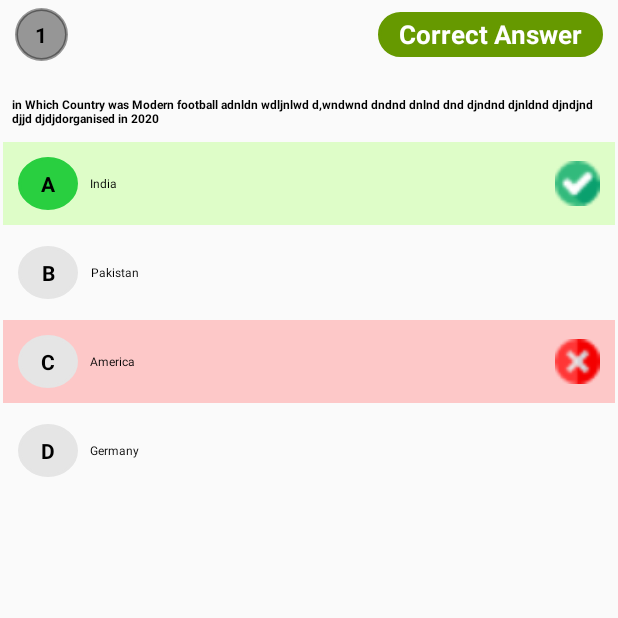
After one commit to SHARMAHOSK/ITIFIGHTER, an Android app: the ViewSolutionXyz screen opened directly, with no data from a screen before it, on a phone screen of 412 x 824 dp, the top half of it. The commit adds this screen. Run offline under Robolectric (Android 15) with nearby library versions, the phone set to English and light mode, and no system bars.

Commit message:
View solution page designed

```diff
--- a/app/src/main/AndroidManifest.xml
+++ b/app/src/main/AndroidManifest.xml
@@ -17,7 +17,8 @@
         android:supportsRtl="true"
         android:theme="@style/AppTheme"
         tools:ignore="AllowBackup">
-        <activity android:name=".ResultXyz"></activity>
+        <activity android:name=".ViewSolutionXyz"></activity>
+        <activity android:name=".ResultXyz" />
         <activity android:name="com.example.itifighterAdmin.admin_feedbackDetails" />
         <activity android:name="com.example.itifighterAdmin.admin_testFeedback_list" />
         <activity
--- /dev/null
+++ b/app/src/main/java/com/example/itifighter/ViewSolutionXyz.java
@@ -0,0 +1,14 @@
+package com.example.itifighter;
+
+import android.os.Bundle;
+
+import androidx.appcompat.app.AppCompatActivity;
+
+public class ViewSolutionXyz extends AppCompatActivity {
+
+    @Override
+    protected void onCreate(Bundle savedInstanceState) {
+        super.onCreate(savedInstanceState);
+        setContentView(R.layout.activity_view_solution_xyz);
+    }
+}
--- a/app/src/main/res/drawable/circle.xml
+++ b/app/src/main/res/drawable/circle.xml
@@ -1,8 +1,6 @@
 <shape xmlns:android="http://schemas.android.com/apk/res/android"
     android:shape="oval">
-
     <solid android:color="@color/white" />
-
     <size
         android:height="60dp"
         android:width="60dp" />
--- /dev/null
+++ b/app/src/main/res/drawable/circle2.xml
@@ -0,0 +1,16 @@
+<shape xmlns:android="http://schemas.android.com/apk/res/android">
+    <stroke
+        android:width="2dp"
+        android:color="#f00" />
+
+    <solid android:color="#f00" />
+    <size
+        android:height="40dp"
+        android:width="140dp" />
+
+    <corners
+        android:topRightRadius="100dp"
+        android:topLeftRadius="100dp"
+        android:bottomLeftRadius="100dp"
+        android:bottomRightRadius="100dp"/>
+</shape>
--- /dev/null
+++ b/app/src/main/res/layout/activity_view_solution_xyz.xml
@@ -0,0 +1,249 @@
+<?xml version="1.0" encoding="utf-8"?>
+<LinearLayout xmlns:android="http://schemas.android.com/apk/res/android"
+    xmlns:app="http://schemas.android.com/apk/res-auto"
+    xmlns:tools="http://schemas.android.com/tools"
+    android:layout_width="match_parent"
+    android:layout_height="wrap_content"
+    android:orientation="vertical"
+    tools:context=".ViewSolutionXyz">
+
+    <LinearLayout
+        android:layout_width="match_parent"
+        android:layout_height="wrap_content">
+        <androidx.constraintlayout.widget.ConstraintLayout
+            android:layout_width="match_parent"
+            android:layout_height="wrap_content"
+            android:orientation="horizontal">
+
+            <LinearLayout
+                android:id="@+id/l1"
+                android:layout_width="wrap_content"
+                android:layout_height="wrap_content"
+                android:layout_marginStart="10dp"
+                android:layout_marginTop="5dp"
+                android:layout_marginBottom="5dp"
+                android:layout_gravity="center|start"
+                app:layout_constraintBottom_toBottomOf="parent"
+                app:layout_constraintStart_toStartOf="parent"
+                app:layout_constraintTop_toTopOf="parent">
+
+
+                <TextView
+                    android:layout_width="35dp"
+                    android:layout_height="35dp"
+                    android:background="@drawable/rounded_text"
+                    android:backgroundTint="@color/black_overlay"
+                    android:gravity="center"
+                    android:textColor="@color/black"
+                    android:text="1"
+                    android:textStyle="bold" />
+            </LinearLayout>
+
+            <LinearLayout
+                android:layout_width="wrap_content"
+                android:layout_height="wrap_content"
+                android:layout_gravity="center|end"
+                android:gravity="center"
+                android:layout_marginTop="5dp"
+                android:layout_marginBottom="5dp"
+                android:layout_marginEnd="10dp"
+                app:layout_constraintBottom_toBottomOf="parent"
+                app:layout_constraintEnd_toEndOf="parent"
+                app:layout_constraintTop_toTopOf="parent">
+
+                <TextView
+                    android:layout_width="150dp"
+                    android:layout_height="30dp"
+                    android:layout_gravity="center|end"
+                    android:background="@drawable/circle2"
+                    android:backgroundTint="@android:color/holo_green_dark"
+                    android:gravity="center"
+                    android:text="Correct Answer"
+                    android:textColor="@color/white"
+                    android:textSize="17dp"
+                    android:textStyle="bold"
+                    tools:layout_editor_absoluteX="166dp"
+                    tools:layout_editor_absoluteY="0dp" />
+            </LinearLayout>
+        </androidx.constraintlayout.widget.ConstraintLayout>
+    </LinearLayout>
+    <LinearLayout
+        android:layout_width="match_parent"
+        android:layout_height="wrap_content"
+        android:padding="@dimen/dimen_15dp"
+        android:layout_marginTop="10dp">
+        <TextView
+            android:layout_width="match_parent"
+            android:layout_height="wrap_content"
+            android:textColor="@color/black"
+            android:textStyle="bold"
+            android:textSize="@dimen/dimen_15dp"
+            android:text="in Which Country was Modern football adnldn wdljnlwd d,wndwnd dndnd dnlnd dnd djndnd djnldnd djndjnd djjd djdjdorganised in 2020"/>
+    </LinearLayout>
+<LinearLayout
+    android:layout_width="match_parent"
+    android:layout_height="wrap_content"
+    android:orientation="vertical">
+    <LinearLayout
+        android:layout_width="match_parent"
+        android:layout_margin="2dp"
+        android:background="#DEFDC8"
+        android:layout_height="55dp"
+        android:orientation="horizontal">
+        <TextView
+            android:layout_width="40dp"
+            android:layout_height="35dp"
+            android:background="@drawable/rounded_text"
+            android:backgroundTint="@color/green1"
+            android:textColor="@color/black"
+            android:gravity="center"
+            android:layout_marginStart="10dp"
+            android:layout_gravity="center|start"
+            android:text="A"
+            android:textStyle="bold" />
+        <TextView
+            android:layout_width="wrap_content"
+            android:layout_height="wrap_content"
+            android:textColor="@color/black"
+            android:gravity="center"
+            android:layout_gravity="center"
+            android:textSize="@dimen/dimen_20dp"
+            android:layout_marginStart="@dimen/dimen_20dp"
+            android:text="India"
+            />
+        <LinearLayout
+            android:layout_width="wrap_content"
+            android:layout_height="wrap_content"
+            android:layout_gravity="center"
+            android:gravity="end"
+            android:layout_marginEnd="10dp"
+            android:layout_weight="1">
+            <ImageView
+                android:layout_width="30dp"
+                android:layout_height="30dp"
+                android:src="@drawable/checked"
+                android:contentDescription="@string/todo" />
+        </LinearLayout>
+
+    </LinearLayout>
+    <LinearLayout
+        android:layout_width="match_parent"
+        android:layout_margin="2dp"
+        android:layout_height="55dp"
+        android:orientation="horizontal">
+        <TextView
+            android:layout_width="40dp"
+            android:layout_height="35dp"
+            android:background="@drawable/rounded_text"
+            android:backgroundTint="@color/grey"
+            android:textColor="@color/black"
+            android:gravity="center"
+            android:layout_marginStart="10dp"
+            android:layout_gravity="center|start"
+            android:text="B"
+            android:textStyle="bold" />
+        <TextView
+            android:layout_width="wrap_content"
+            android:layout_height="wrap_content"
+            android:textColor="@color/black"
+            android:gravity="center"
+            android:layout_gravity="center"
+            android:textSize="@dimen/dimen_20dp"
+            android:layout_marginStart="@dimen/dimen_20dp"
+            android:text="Pakistan"
+            />
+        <LinearLayout
+            android:layout_width="wrap_content"
+            android:layout_height="wrap_content"
+            android:layout_gravity="center"
+            android:gravity="end"
+            android:layout_marginEnd="10dp"
+            android:layout_weight="1">
+            <ImageView
+                android:layout_width="30dp"
+                android:layout_height="30dp"
+                android:contentDescription="@string/todo" />
+        </LinearLayout>
+    </LinearLayout>
+    <LinearLayout
+        android:layout_width="match_parent"
+        android:layout_margin="2dp"
+        android:background="#FDC8C8"
+        android:layout_height="55dp"
+        android:orientation="horizontal">
+        <TextView
+            android:layout_width="40dp"
+            android:layout_height="35dp"
+            android:background="@drawable/rounded_text"
+            android:backgroundTint="@color/grey"
+            android:textColor="@color/black"
+            android:gravity="center"
+            android:layout_marginStart="10dp"
+            android:layout_gravity="center|start"
+            android:text="C"
+            android:textStyle="bold" />
+        <TextView
+            android:layout_width="wrap_content"
+            android:layout_height="wrap_content"
+            android:textColor="@color/black"
+            android:gravity="center"
+            android:layout_gravity="center"
+            android:textSize="@dimen/dimen_20dp"
+            android:layout_marginStart="@dimen/dimen_20dp"
+            android:text="America"
+            />
+        <LinearLayout
+            android:layout_width="wrap_content"
+            android:layout_height="wrap_content"
+            android:layout_gravity="center"
+            android:gravity="end"
+            android:layout_marginEnd="10dp"
+            android:layout_weight="1">
+            <ImageView
+                android:layout_width="30dp"
+                android:layout_height="30dp"
+                android:src="@drawable/cancel"
+                android:contentDescription="@string/todo" />
+        </LinearLayout>
+    </LinearLayout>
+    <LinearLayout
+        android:layout_width="match_parent"
+        android:layout_margin="2dp"
+        android:layout_height="55dp"
+        android:orientation="horizontal">
+        <TextView
+            android:layout_width="40dp"
+            android:layout_height="35dp"
+            android:background="@drawable/rounded_text"
+            android:backgroundTint="@color/grey"
+            android:textColor="@color/black"
+            android:gravity="center"
+            android:layout_marginStart="10dp"
+            android:layout_gravity="center|start"
+            android:text="D"
+            android:textStyle="bold" />
+        <TextView
+            android:layout_width="wrap_content"
+            android:layout_height="wrap_content"
+            android:textColor="@color/black"
+            android:gravity="center"
+            android:layout_gravity="center"
+            android:textSize="@dimen/dimen_20dp"
+            android:layout_marginStart="@dimen/dimen_20dp"
+            android:text="Germany"
+            />
+        <LinearLayout
+            android:layout_width="wrap_content"
+            android:layout_height="wrap_content"
+            android:layout_gravity="center"
+            android:gravity="end"
+            android:layout_marginEnd="10dp"
+            android:layout_weight="1">
+            <ImageView
+                android:layout_width="30dp"
+                android:layout_height="30dp"
+                android:contentDescription="@string/todo" />
+        </LinearLayout>
+    </LinearLayout>
+</LinearLayout>
+</LinearLayout>
--- /dev/null
+++ b/app/src/main/res/navigation/nav_graph.xml
@@ -0,0 +1,28 @@
+<?xml version="1.0" encoding="utf-8"?>
+<navigation xmlns:android="http://schemas.android.com/apk/res/android"
+    xmlns:app="http://schemas.android.com/apk/res-auto"
+    xmlns:tools="http://schemas.android.com/tools"
+    android:id="@+id/nav_graph"
+    app:startDestination="@id/FirstFragment">
+
+    <fragment
+        android:id="@+id/FirstFragment"
+        android:name="com.example.itifighter.FirstFragment"
+        android:label="@string/first_fragment_label"
+        tools:layout="@layout/fragment_first">
+
+        <action
+            android:id="@+id/action_FirstFragment_to_SecondFragment"
+            app:destination="@id/SecondFragment" />
+    </fragment>
+    <fragment
+        android:id="@+id/SecondFragment"
+        android:name="com.example.itifighter.SecondFragment"
+        android:label="@string/second_fragment_label"
+        tools:layout="@layout/fragment_second">
+
+        <action
+            android:id="@+id/action_SecondFragment_to_FirstFragment"
+            app:destination="@id/FirstFragment" />
+    </fragment>
+</navigation>
--- a/app/src/main/res/values/strings.xml
+++ b/app/src/main/res/values/strings.xml
@@ -95,6 +95,14 @@
     <string name="total_available_quetion">total available quetion:</string>
     <string name="_10">10</string>
     <string name="score">Score</string>
+    <string name="title_activity_view_solution_xyz">ViewSolutionXyz</string>
+    <!-- Strings used for fragments for navigation -->
+    <string name="first_fragment_label">First Fragment</string>
+    <string name="second_fragment_label">Second Fragment</string>
+    <string name="previous">Previous</string>
+
+    <string name="hello_first_fragment">Hello first fragment</string>
+    <string name="hello_second_fragment">Hello second fragment. Arg: %1$s</string>
 
 
 </resources>
--- a/app/src/main/res/values/styles.xml
+++ b/app/src/main/res/values/styles.xml
@@ -7,6 +7,7 @@
         <item name="colorAccent">@color/colorAccent</item>
 
     </style>
+
     <style name="AppCompatAlertDialogStyle" parent="Theme.AppCompat.Light.Dialog.Alert">
         <item name="colorAccent">@color/ITIColor</item>
         <item name="android:textColorPrimary">@color/ITIColor</item>
@@ -23,6 +24,7 @@
         <item name="android:textAllCaps">true</item>
         <item name="android:textColor">@color/black</item>
     </style>
+
     <style name="spinnerItemStyle" parent="@android:style/Widget.Holo.DropDownItem.Spinner">
         <item name="android:textColor">@color/white</item>
         <item name="android:background">@color/white</item>
@@ -41,5 +43,10 @@
         <item name="colorAccent">@color/colorAccent</item>
     </style>
 
+    <style name="AppTheme.NoActionBar">
+        <item name="windowActionBar">false</item>
+        <item name="windowNoTitle">true</item>
+    </style>
+
 
 </resources>
```
